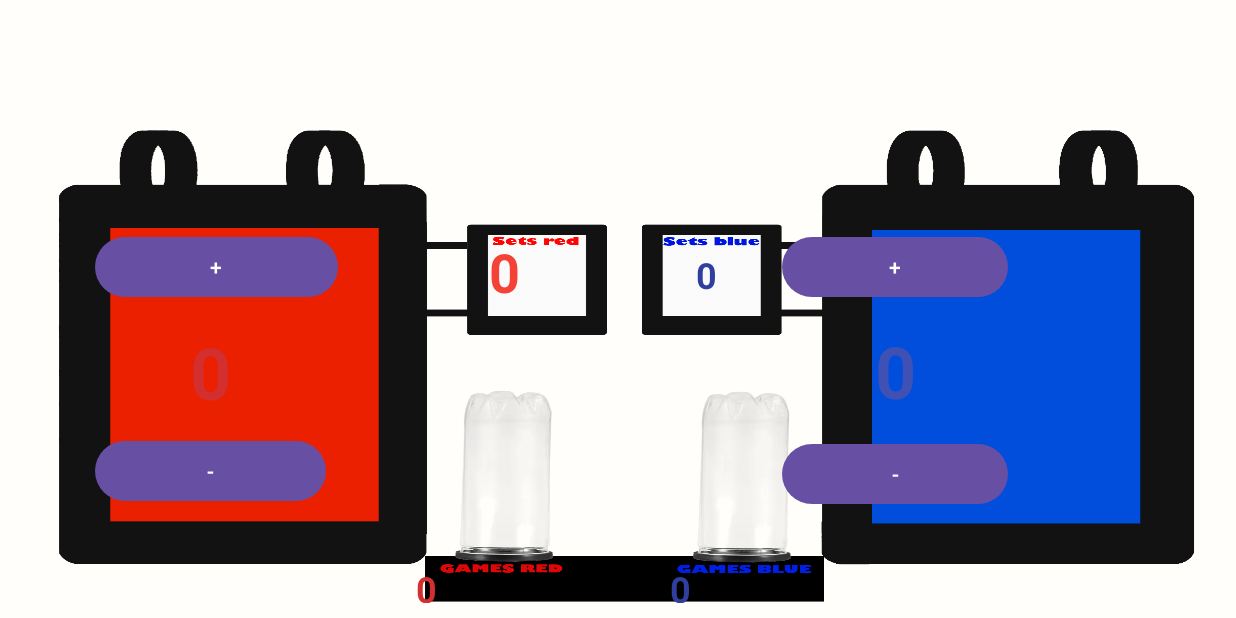
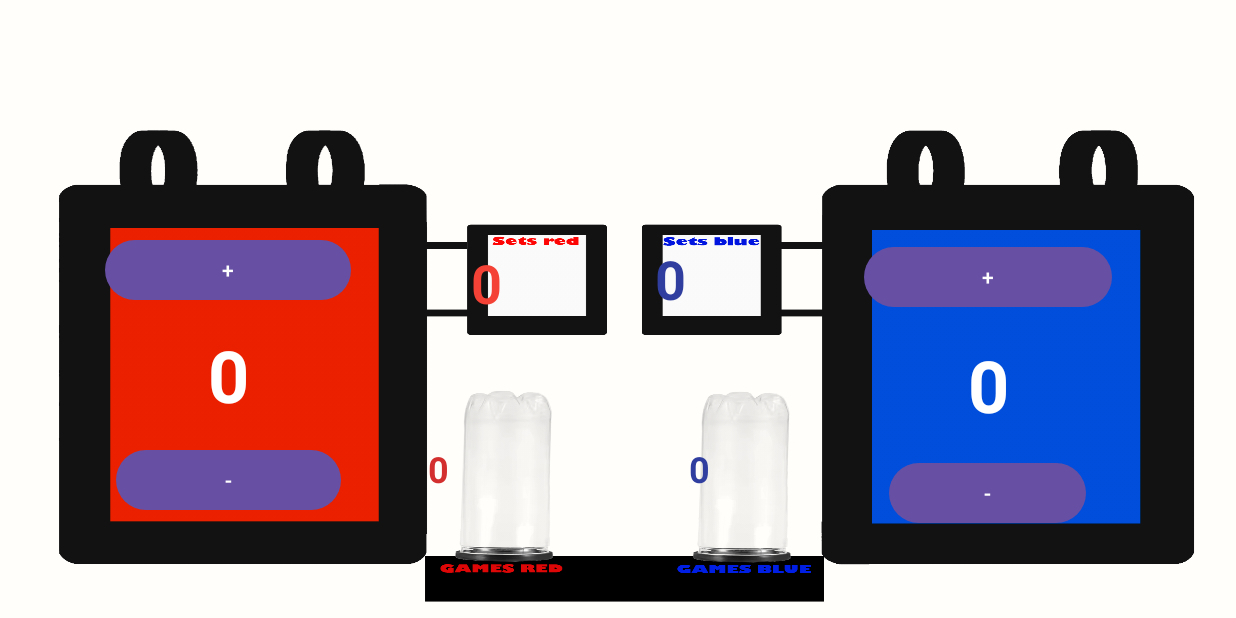
Before and after one commit to IF-Enterprise/Points-Counter, an Android app: the ScoreboardActivity screen opened directly, with no data from a screen before it, on a phone screen of 824 x 412 dp (held sideways). Run offline under Robolectric (Android 15) with nearby library versions, the phone set to English and light mode, and no system bars; libraries missing offline, so code that uses them is left out: org.vosk, org.vosk.android; network calls fail; 1 statement that could not run was skipped.

Commit message:
distribution buttons imagebtn new

```diff
--- a/app/src/main/java/app/point_counter/ui/MainActivity.kt
+++ b/app/src/main/java/app/point_counter/ui/MainActivity.kt
@@ -24,6 +24,8 @@ open class MainActivity : AppCompatActivity() {
     val scoreManager = ScoreViewModel()  // ahora es solo un objeto normal
     private lateinit var imBtnPingPong: ImageButton
     private lateinit var imBtnTennis: ImageButton
+    private lateinit var imBtnPadel: ImageButton
+    private lateinit var imBtnFootball: ImageButton
 
     private lateinit var mediaPlayer: MediaPlayer//Music
 
@@ -60,6 +62,26 @@ open class MainActivity : AppCompatActivity() {
 
         // TENNIS
         imBtnTennis = findViewById(R.id.my_image_btn_tennis)
+        imBtnTennis.setOnClickListener { v ->
+            animateClickBounce(v)
+            setupHoverEffect(v)
+
+            val settingsDialog = SettingsDialog.newInstance("tennis")
+            settingsDialog.show(supportFragmentManager, "SettingsDialog")
+        }
+
+        // PADEL
+        imBtnPadel = findViewById(R.id.my_image_btn_padel)
+        imBtnTennis.setOnClickListener { v ->
+            animateClickBounce(v)
+            setupHoverEffect(v)
+
+            val settingsDialog = SettingsDialog.newInstance("tennis")
+            settingsDialog.show(supportFragmentManager, "SettingsDialog")
+        }
+
+        //FOOTBALL
+        imBtnFootball = findViewById(R.id.my_image_btn_football)
         imBtnTennis.setOnClickListener { v ->
             animateClickBounce(v)
             setupHoverEffect(v)
--- a/app/src/main/res/layout/activity_main.xml
+++ b/app/src/main/res/layout/activity_main.xml
@@ -8,50 +8,76 @@
     android:background="#121212"
     tools:context=".ui.MainActivity">
 
-    <!-- 🏓 Botón con efecto “hover” y sombra -->
-
-    <ImageButton
-        android:id="@+id/my_image_btn_pingpong"
-        android:layout_width="180dp"
-        android:layout_height="180dp"
-        android:background="@drawable/rounded_button_bg"
-        android:contentDescription="string/boton_pingpong"
-        android:elevation="10dp"
-        android:padding="10dp"
-        android:scaleType="centerCrop"
-        android:src="@mipmap/pingpongpixel"
-        app:layout_constraintBottom_toBottomOf="parent"
-        app:layout_constraintEnd_toEndOf="parent"
-        app:layout_constraintHorizontal_bias="0.929"
-        app:layout_constraintStart_toStartOf="parent"
-        app:layout_constraintTop_toTopOf="parent"
-        app:layout_constraintVertical_bias="0.497" />
-
-    <ImageButton
-        android:id="@+id/my_image_btn_tennis"
-        android:layout_width="180dp"
-        android:layout_height="180dp"
-        android:background="@drawable/rounded_button_bg"
-        android:contentDescription="string/boton_tenis"
-        android:elevation="10dp"
-        android:padding="10dp"
-        android:scaleType="centerCrop"
-        android:src="@mipmap/tennis"
-        app:layout_constraintBottom_toBottomOf="parent"
-        app:layout_constraintEnd_toEndOf="parent"
-        app:layout_constraintHorizontal_bias="0.553"
-        app:layout_constraintStart_toStartOf="parent"
-        app:layout_constraintTop_toTopOf="parent"
-        app:layout_constraintVertical_bias="0.497" />
-
     <Button
         android:id="@+id/button_games"
         android:layout_width="wrap_content"
         android:layout_height="wrap_content"
         android:text="Prev Games"
-        tools:ignore="MissingConstraints"
-        tools:layout_editor_absoluteX="567dp"
-        tools:layout_editor_absoluteY="16dp" />
+        app:layout_constraintEnd_toEndOf="parent"
+        app:layout_constraintTop_toTopOf="parent"
+        android:layout_marginTop="16dp"
+        android:layout_marginEnd="16dp" />
 
+    <HorizontalScrollView
+        android:layout_width="match_parent"
+        android:layout_height="wrap_content"
+        android:background="#121212"
+        app:layout_constraintTop_toBottomOf="@id/button_games"
+        app:layout_constraintBottom_toBottomOf="parent"
+        app:layout_constraintStart_toStartOf="parent"
+        app:layout_constraintEnd_toEndOf="parent"
+        android:paddingVertical="40dp">
+
+        <LinearLayout
+            android:layout_width="wrap_content"
+            android:layout_height="wrap_content"
+            android:orientation="horizontal"
+            android:paddingHorizontal="16dp">
+
+            <ImageButton
+                android:id="@+id/my_image_btn_football"
+                android:layout_width="180dp"
+                android:layout_height="180dp"
+                android:background="@drawable/rounded_button_bg"
+                android:elevation="10dp"
+                android:padding="10dp"
+                android:scaleType="centerCrop"
+                android:src="@mipmap/tennis"
+                android:layout_marginEnd="16dp" />
+
+            <ImageButton
+                android:id="@+id/my_image_btn_padel"
+                android:layout_width="180dp"
+                android:layout_height="180dp"
+                android:background="@drawable/rounded_button_bg"
+                android:elevation="10dp"
+                android:padding="10dp"
+                android:scaleType="centerCrop"
+                android:src="@mipmap/tennis"
+                android:layout_marginEnd="16dp" />
+
+            <ImageButton
+                android:id="@+id/my_image_btn_tennis"
+                android:layout_width="180dp"
+                android:layout_height="180dp"
+                android:background="@drawable/rounded_button_bg"
+                android:elevation="10dp"
+                android:padding="10dp"
+                android:scaleType="centerCrop"
+                android:src="@mipmap/tennis"
+                android:layout_marginEnd="16dp" />
+
+            <ImageButton
+                android:id="@+id/my_image_btn_pingpong"
+                android:layout_width="180dp"
+                android:layout_height="180dp"
+                android:background="@drawable/rounded_button_bg"
+                android:elevation="10dp"
+                android:padding="10dp"
+                android:scaleType="centerCrop"
+                android:src="@mipmap/pingpongpixel" />
+
+        </LinearLayout>
+    </HorizontalScrollView>
 
 </androidx.constraintlayout.widget.ConstraintLayout>
--- a/app/src/main/res/layout/activity_scoreboard2.xml
+++ b/app/src/main/res/layout/activity_scoreboard2.xml
@@ -7,214 +7,174 @@
     android:layout_height="match_parent"
     android:background="@drawable/background_scoreboard">
 
+    <!-- ==================== SCORE RED ==================== -->
 
-    <!--Red -->
+    <!-- ==================== SCORE BLUE ==================== -->
 
+    <LinearLayout
+        android:id="@+id/red_container"
+        android:layout_width="231dp"
+        android:layout_height="188dp"
+        android:gravity="center"
+        android:orientation="vertical"
+        app:layout_constraintBottom_toBottomOf="parent"
+        app:layout_constraintEnd_toStartOf="@+id/guideline_center"
+        app:layout_constraintHorizontal_bias="0.246"
+        app:layout_constraintStart_toStartOf="parent"
+        app:layout_constraintTop_toTopOf="parent"
+        app:layout_constraintVertical_bias="0.695">
 
-    <androidx.cardview.widget.CardView
-        android:id="@+id/cardView2"
-        android:layout_width="167dp"
-        android:layout_height="192dp"
-        app:cardBackgroundColor="@android:color/transparent"
-        app:cardElevation="0dp"
-        app:cardUseCompatPadding="true"
-        app:layout_constraintEnd_toStartOf="@+id/guideline4"
-        app:layout_constraintStart_toStartOf="@+id/guideline7"
-        app:layout_constraintTop_toTopOf="@+id/guideline5">
+        <Button
+            android:id="@+id/red_plus"
+            android:layout_width="164dp"
+            android:layout_height="wrap_content"
+            android:text="+" />
 
         <TextView
             android:id="@+id/red_pts"
-            android:layout_width="153dp"
-            android:layout_height="187dp"
+            android:layout_width="match_parent"
+            android:layout_height="0dp"
+            android:layout_weight="1"
             android:gravity="center"
             android:text="0"
-            android:textColor="@color/red_dark"
+            android:textColor="@color/white"
             android:textSize="48sp"
             android:textStyle="bold" />
 
         <Button
             android:id="@+id/red_minus"
-            android:layout_width="154dp"
+            android:layout_width="150dp"
             android:layout_height="wrap_content"
-            android:layout_gravity="bottom"
             android:text="-" />
+    </LinearLayout>
+
+    <!-- ==================== SETS ==================== -->
+
+    <!-- ==================== GAMES ==================== -->
+
+    <LinearLayout
+        android:id="@+id/blue_container"
+        android:layout_width="220dp"
+        android:layout_height="192dp"
+        android:gravity="center"
+        android:orientation="vertical"
+        app:layout_constraintBottom_toTopOf="@+id/guideline_mid"
+        app:layout_constraintEnd_toEndOf="parent"
+        app:layout_constraintHorizontal_bias="0.755"
+        app:layout_constraintStart_toEndOf="@+id/guideline_center"
+        app:layout_constraintTop_toTopOf="parent"
+        app:layout_constraintVertical_bias="1.0">
 
         <Button
-            android:id="@+id/red_plus"
-            android:layout_width="match_parent"
+            android:id="@+id/blue_plus"
+            android:layout_width="165dp"
             android:layout_height="wrap_content"
-            android:layout_gravity="top"
             android:text="+" />
-
-    </androidx.cardview.widget.CardView>
-
-    <androidx.cardview.widget.CardView
-        android:layout_width="64dp"
-        android:layout_height="58dp"
-        android:layout_marginTop="152dp"
-        app:cardBackgroundColor="@android:color/transparent"
-        app:cardElevation="0dp"
-        app:cardUseCompatPadding="true"
-        app:layout_constraintEnd_toStartOf="@+id/cardView"
-        app:layout_constraintStart_toStartOf="@+id/guideline4"
-        app:layout_constraintTop_toTopOf="parent">
-
-        <TextView
-            android:id="@+id/red_sets"
-            android:layout_width="match_parent"
-            android:layout_height="match_parent"
-            android:gravity="center"
-            android:text="0"
-            android:textColor="@color/red_player"
-            android:textSize="36sp"
-            android:textStyle="bold" />
-
-    </androidx.cardview.widget.CardView>
-
-
-    <!-- blue -->
-    <androidx.cardview.widget.CardView
-        android:id="@+id/cardView3"
-        android:layout_width="156dp"
-        android:layout_height="194dp"
-        app:cardBackgroundColor="@android:color/transparent"
-        app:cardElevation="0dp"
-        app:cardUseCompatPadding="true"
-        app:layout_constraintEnd_toStartOf="@+id/guideline9"
-        app:layout_constraintStart_toStartOf="@+id/guideline3"
-        app:layout_constraintTop_toTopOf="@+id/guideline5">
 
         <TextView
             android:id="@+id/blue_pts"
             android:layout_width="match_parent"
-            android:layout_height="match_parent"
+            android:layout_height="0dp"
+            android:layout_weight="1"
             android:gravity="center"
             android:text="0"
-            android:textColor="@color/blue_player"
+            android:textColor="@color/white"
             android:textSize="48sp"
             android:textStyle="bold" />
 
         <Button
-            android:id="@+id/blue_plus"
-            android:layout_width="match_parent"
+            android:id="@+id/blue_minus"
+            android:layout_width="131dp"
             android:layout_height="wrap_content"
-            android:layout_gravity="top"
-            android:text="+" />
+            android:text="-" />
+    </LinearLayout>
 
-        <Button
-            android:id="@+id/blue_minus"
-            android:layout_width="match_parent"
-            android:layout_height="wrap_content"
-            android:layout_gravity="bottom"
-            android:text="-" />
+    <TextView
+        android:id="@+id/red_sets"
+        android:layout_width="41dp"
+        android:layout_height="48dp"
+        android:layout_marginTop="164dp"
+        android:gravity="center"
+        android:text="0"
+        android:textColor="@color/red_player"
+        android:textSize="36sp"
+        android:textStyle="bold"
+        app:layout_constraintEnd_toStartOf="@+id/guideline_center"
+        app:layout_constraintHorizontal_bias="0.898"
+        app:layout_constraintStart_toStartOf="parent"
+        app:layout_constraintTop_toTopOf="parent" />
 
-        <androidx.constraintlayout.widget.Guideline
-            android:id="@+id/guideline8"
-            android:layout_width="wrap_content"
-            android:layout_height="wrap_content"
-            android:orientation="vertical" />
-    </androidx.cardview.widget.CardView>
+    <TextView
+        android:id="@+id/blue_sets"
+        android:layout_width="58dp"
+        android:layout_height="52dp"
+        android:layout_marginTop="160dp"
+        android:gravity="center"
+        android:text="0"
+        android:textColor="@color/blue_dark"
+        android:textSize="36sp"
+        android:textStyle="bold"
+        app:layout_constraintEnd_toEndOf="parent"
+        app:layout_constraintHorizontal_bias="0.1"
+        app:layout_constraintStart_toEndOf="@+id/guideline_center"
+        app:layout_constraintTop_toTopOf="parent" />
 
-    <!-- games player red(left) and blue(right) -->
+    <!-- ==================== GUIDELINES ==================== -->
+    <LinearLayout
+        android:layout_width="0dp"
+        android:layout_height="wrap_content"
+        android:layout_marginTop="16dp"
+        android:gravity="center"
+        android:orientation="horizontal"
+        app:layout_constraintEnd_toEndOf="parent"
+        app:layout_constraintHorizontal_bias="0.0"
+        app:layout_constraintStart_toStartOf="parent"
+        app:layout_constraintTop_toBottomOf="@+id/guideline_mid">
 
-    <androidx.cardview.widget.CardView
-        android:id="@+id/cardView"
-        android:layout_width="64dp"
-        android:layout_height="58dp"
-        app:cardBackgroundColor="@android:color/transparent"
-        app:cardElevation="0dp"
-        app:cardUseCompatPadding="true"
-        app:layout_constraintEnd_toStartOf="@+id/guideline3"
-        app:layout_constraintStart_toStartOf="@+id/guideline6"
-        app:layout_constraintTop_toTopOf="@+id/guideline5">
-
-        <TextView
-            android:id="@+id/blue_sets"
-            android:layout_width="58dp"
-            android:layout_height="58dp"
-            android:gravity="center"
-            android:text="0"
-            android:textColor="@color/blue_dark"
-            android:textSize="24sp"
-            android:textStyle="bold" />
-    </androidx.cardview.widget.CardView>
-
-    <androidx.cardview.widget.CardView
-        android:layout_width="202dp"
-        android:layout_height="34dp"
-        android:layout_marginTop="372dp"
-        app:cardBackgroundColor="@android:color/transparent"
-        app:cardElevation="0dp"
-        app:cardUseCompatPadding="true"
-        app:layout_constraintEnd_toStartOf="@+id/guideline3"
-        app:layout_constraintStart_toStartOf="@+id/guideline4"
-        app:layout_constraintTop_toTopOf="parent">
-
-        <TextView
-            android:id="@+id/red_games"
-            android:layout_width="27dp"
-            android:layout_height="wrap_content"
-            android:gravity="left"
-            android:text="0"
-            android:textColor="@color/red_dark"
-            android:textSize="24sp"
-            android:textStyle="bold"
-            tools:layout_editor_absoluteX="267dp"
-            tools:layout_editor_absoluteY="376dp" />
-
-        <TextView
-            android:id="@+id/blue_games"
-            android:layout_width="183dp"
-            android:layout_height="wrap_content"
-            android:gravity="right"
-            android:text="0"
-            android:textColor="@color/blue_dark"
-            android:textSize="24sp"
-            android:textStyle="bold" />
-
-    </androidx.cardview.widget.CardView>
+    </LinearLayout>
 
     <androidx.constraintlayout.widget.Guideline
-        android:id="@+id/guideline3"
+        android:id="@+id/guideline_center"
         android:layout_width="wrap_content"
         android:layout_height="wrap_content"
         android:orientation="vertical"
-        app:layout_constraintGuide_begin="519dp" />
+        app:layout_constraintGuide_end="445dp" />
 
     <androidx.constraintlayout.widget.Guideline
-        android:id="@+id/guideline4"
-        android:layout_width="wrap_content"
-        android:layout_height="wrap_content"
-        android:orientation="vertical"
-        app:layout_constraintGuide_begin="232dp" />
-
-    <androidx.constraintlayout.widget.Guideline
-        android:id="@+id/guideline5"
+        android:id="@+id/guideline_mid"
         android:layout_width="wrap_content"
         android:layout_height="wrap_content"
         android:orientation="horizontal"
-        app:layout_constraintGuide_begin="150dp" />
+        app:layout_constraintGuide_begin="353dp" />
 
-    <androidx.constraintlayout.widget.Guideline
-        android:id="@+id/guideline6"
-        android:layout_width="wrap_content"
+    <TextView
+        android:id="@+id/red_games"
+        android:layout_width="0dp"
         android:layout_height="wrap_content"
-        android:orientation="vertical"
-        app:layout_constraintGuide_end="400dp" />
+        android:layout_marginEnd="80dp"
+        android:layout_marginBottom="24dp"
+        android:layout_weight="1"
+        android:gravity="center"
+        android:text="0"
+        android:textColor="@color/red_dark"
+        android:textSize="24sp"
+        android:textStyle="bold"
+        app:layout_constraintBottom_toTopOf="@+id/guideline_mid"
+        app:layout_constraintEnd_toStartOf="@+id/guideline_center" />
 
-    <androidx.constraintlayout.widget.Guideline
-        android:id="@+id/guideline7"
-        android:layout_width="wrap_content"
+    <TextView
+        android:id="@+id/blue_games"
+        android:layout_width="0dp"
         android:layout_height="wrap_content"
-        android:orientation="vertical"
-        app:layout_constraintGuide_begin="56dp" />
-
-    <androidx.constraintlayout.widget.Guideline
-        android:id="@+id/guideline9"
-        android:layout_width="wrap_content"
-        android:layout_height="wrap_content"
-        android:orientation="vertical"
-        app:layout_constraintGuide_begin="675dp" />
-
+        android:layout_marginStart="80dp"
+        android:layout_marginBottom="24dp"
+        android:layout_weight="1"
+        android:gravity="center"
+        android:text="0"
+        android:textColor="@color/blue_dark"
+        android:textSize="24sp"
+        android:textStyle="bold"
+        app:layout_constraintBottom_toTopOf="@+id/guideline_mid"
+        app:layout_constraintStart_toStartOf="@+id/guideline_center" />
 
 </androidx.constraintlayout.widget.ConstraintLayout>
```
